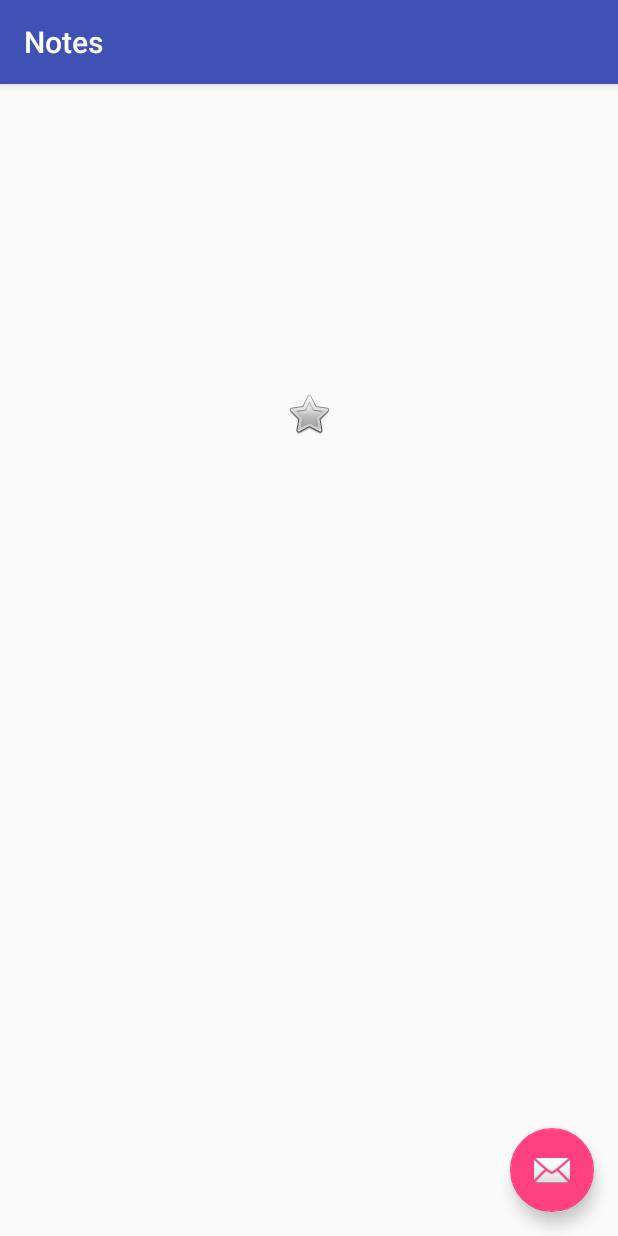
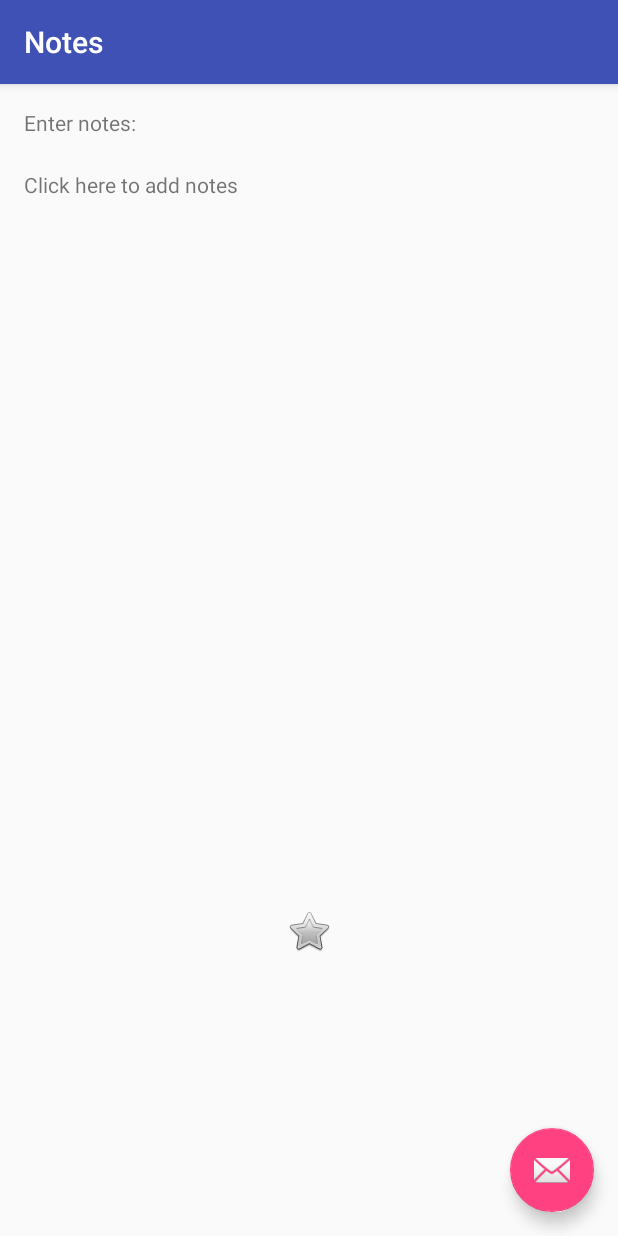
Before and after one commit to lbesaw/androidapp, an Android app: the Notes screen opened directly, with no data from a screen before it, on a phone screen of 412 x 824 dp. Run offline under Robolectric (Android 15) with nearby library versions, the phone set to English and light mode, and no system bars; 4 statements that could not run were skipped.

Commit message:
Added text notes, functional.
Next is formatting the images nicely and then add assessments.

```diff
--- a/app/src/main/java/com/example/mord/myapplication/DBProvider.java
+++ b/app/src/main/java/com/example/mord/myapplication/DBProvider.java
@@ -59,6 +59,7 @@ public class DBProvider {
         values.put(DBOpenHelper.COURSE_END_YEAR, course.getEndYear());
         values.put(DBOpenHelper.COURSE_STATUS, course.getCourseStatus());
         values.put(DBOpenHelper.COURSE_MENTOR, course.getCourseMentor());
+        values.put(DBOpenHelper.COURSE_TEXT_NOTES, course.getNotes());
         database.insert(DBOpenHelper.TABLE_COURSES, null, values);
     }
     public void add(Mentor mentor) {
@@ -92,6 +93,7 @@ public class DBProvider {
         values.put(DBOpenHelper.COURSE_END_YEAR, course.getEndYear());
         values.put(DBOpenHelper.COURSE_STATUS, course.getCourseStatus());
         values.put(DBOpenHelper.COURSE_MENTOR, course.getCourseMentor());
+        values.put(DBOpenHelper.COURSE_TEXT_NOTES, course.getNotes());
         database.update(DBOpenHelper.TABLE_COURSES, values, DBOpenHelper.COURSE_TITLE +"='"+oldCourse+"'", null);
     }
 
@@ -148,6 +150,7 @@ public class DBProvider {
             course.setEndYear(cursor.getInt(cursor.getColumnIndex(DBOpenHelper.COURSE_END_YEAR)));
             course.setCourseStatus(cursor.getString(cursor.getColumnIndex(DBOpenHelper.COURSE_STATUS)));
             course.setCourseMentor(cursor.getString(cursor.getColumnIndex(DBOpenHelper.COURSE_MENTOR)));
+            course.setNotes(cursor.getString(cursor.getColumnIndex(DBOpenHelper.COURSE_TEXT_NOTES)));
             return course;
             }
         return null;
--- a/app/src/main/res/layout/content_notes.xml
+++ b/app/src/main/res/layout/content_notes.xml
@@ -13,12 +13,48 @@
     tools:context="com.example.mord.myapplication.Notes"
     tools:showIn="@layout/activity_notes">
 
+
+<LinearLayout
+    android:layout_width="wrap_content"
+    android:layout_height="wrap_content"
+    android:id="@+id/linearLayout"
+    android:orientation="vertical"
+    android:weightSum="1">
+
+    <TextView
+        android:id="@+id/textView16"
+        android:layout_width="wrap_content"
+        android:layout_height="wrap_content"
+        android:layout_alignParentLeft="true"
+        android:layout_alignParentStart="true"
+        android:layout_alignParentTop="true"
+        android:text="Enter notes:" />
+
+</LinearLayout>
+    <LinearLayout
+        android:orientation="horizontal"
+        android:layout_width="wrap_content"
+        android:layout_height="wrap_content"
+        android:layout_below="@+id/linearLayout"
+        android:id="@+id/linearLayout2"></LinearLayout>
+
     <ImageView
+        android:id="@+id/ivNote"
         android:layout_width="wrap_content"
         android:layout_height="wrap_content"
         app:srcCompat="@android:drawable/btn_star_big_off"
-        android:layout_alignParentTop="true"
-        android:layout_centerHorizontal="true"
-        android:layout_marginTop="188dp"
-        android:id="@+id/ivNote" />
+        android:layout_marginBottom="171dp"
+        android:layout_alignParentBottom="true"
+        android:layout_centerHorizontal="true" />
+
+    <TextView
+        android:id="@+id/tvNote"
+        android:layout_width="wrap_content"
+        android:layout_height="wrap_content"
+        android:layout_alignParentEnd="true"
+        android:layout_alignParentRight="true"
+        android:layout_below="@+id/linearLayout2"
+        android:layout_marginTop="22dp"
+        android:layout_toRightOf="@+id/linearLayout2"
+        android:text="Click here to add notes" />
 </RelativeLayout>
```
Also changed, not shown: app/src/main/java/com/example/mord/myapplication/Course.java (+8 -1 lines), app/src/main/java/com/example/mord/myapplication/Notes.java (+86 -0 lines), app/src/main/res/layout/content_addnote.xml (added, +20 -0 lines).
